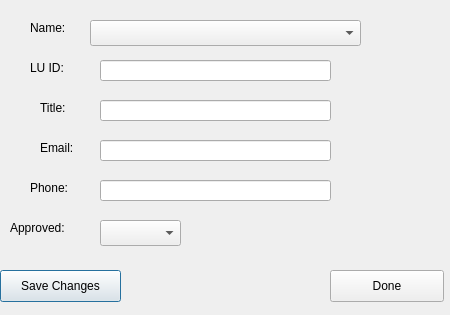
Qt form LAWRENTIAN/LuD/editemployeeinfo.ui (pyridine/LAWRENTIAN) before a commit.
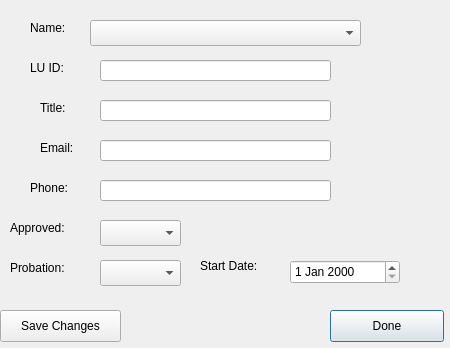
The same form after that commit.

```diff
--- a/LAWRENTIAN/LuD/editemployeeinfo.ui
+++ b/LAWRENTIAN/LuD/editemployeeinfo.ui
@@ -7,7 +7,7 @@
     <x>0</x>
     <y>0</y>
     <width>450</width>
-    <height>315</height>
+    <height>348</height>
    </rect>
   </property>
   <property name="windowTitle">
@@ -155,7 +155,7 @@
    <property name="geometry">
     <rect>
      <x>0</x>
-     <y>270</y>
+     <y>310</y>
      <width>121</width>
      <height>32</height>
     </rect>
@@ -163,18 +163,70 @@
    <property name="text">
     <string>Save Changes</string>
    </property>
+   <property name="autoDefault">
+    <bool>false</bool>
+   </property>
   </widget>
   <widget class="QPushButton" name="pushButton_2">
    <property name="geometry">
     <rect>
      <x>330</x>
-     <y>270</y>
+     <y>310</y>
      <width>114</width>
      <height>32</height>
     </rect>
    </property>
    <property name="text">
     <string>Done</string>
+   </property>
+   <property name="autoDefault">
+    <bool>true</bool>
+   </property>
+  </widget>
+  <widget class="QLabel" name="label_7">
+   <property name="geometry">
+    <rect>
+     <x>10</x>
+     <y>260</y>
+     <width>71</width>
+     <height>16</height>
+    </rect>
+   </property>
+   <property name="text">
+    <string>Probation:</string>
+   </property>
+  </widget>
+  <widget class="QComboBox" name="probationComboBox">
+   <property name="geometry">
+    <rect>
+     <x>100</x>
+     <y>260</y>
+     <width>81</width>
+     <height>26</height>
+    </rect>
+   </property>
+  </widget>
+  <widget class="QLabel" name="label_8">
+   <property name="geometry">
+    <rect>
+     <x>200</x>
+     <y>250</y>
+     <width>71</width>
+     <height>31</height>
+    </rect>
+   </property>
+   <property name="text">
+    <string>Start Date:</string>
+   </property>
+  </widget>
+  <widget class="QDateEdit" name="probationStartDate">
+   <property name="geometry">
+    <rect>
+     <x>290</x>
+     <y>260</y>
+     <width>110</width>
+     <height>24</height>
+    </rect>
    </property>
   </widget>
  </widget>
```
